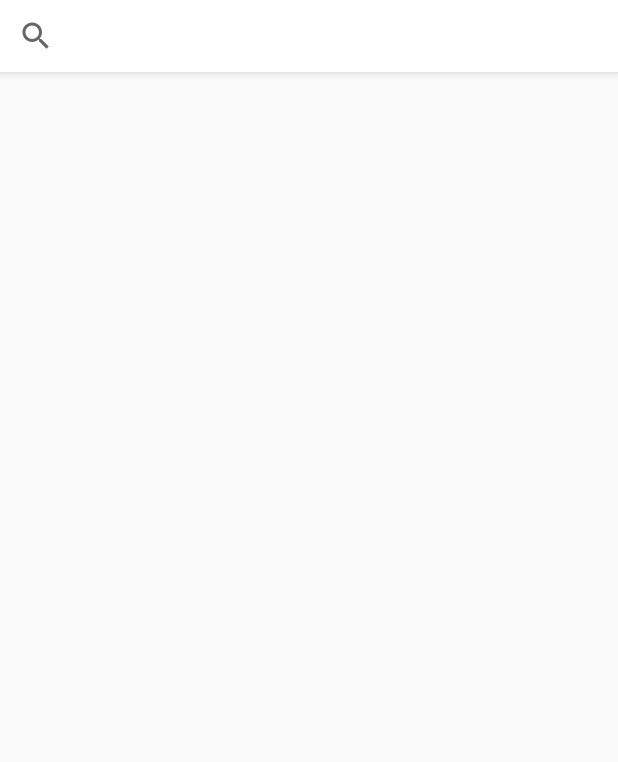
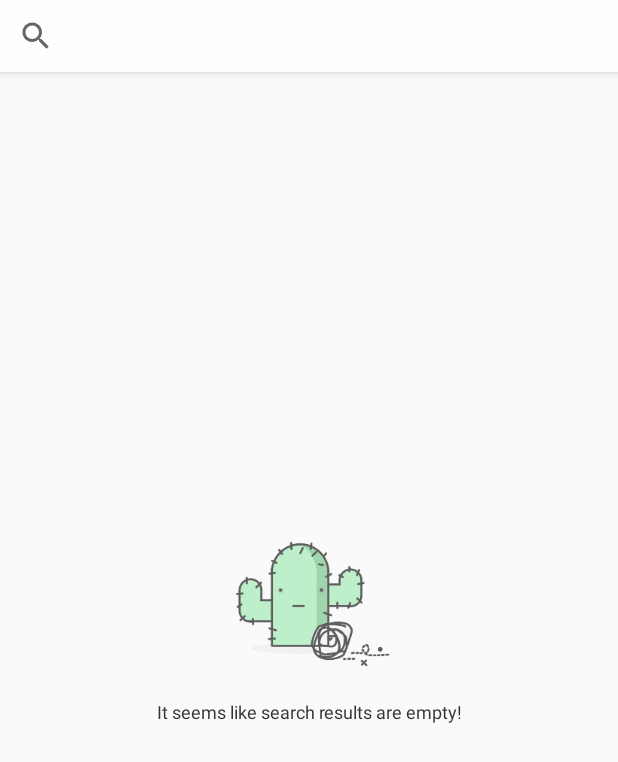
Before and after one commit to kolorszczak/GitHubSearch, an Android app: the screen it shows after launch (SearchActivity), on a phone screen of 412 x 824 dp. Shown: the top 762 px of the screen. Run offline under Robolectric (Android 15) with nearby library versions, the phone set to English and light mode, and no system bars; our stand-ins replace RxJava, data binding; libraries missing offline, so code that uses them is left out: com.facebook.stetho, com.mikepenz.fastadapter, com.mikepenz.fastadapter_extensions; 10 statements that could not run were skipped.

Commit message:
Error handling

```diff
--- a/app/src/main/java/mihau/eu/githubsearch/viewmodel/GitHubViewModel.java
+++ b/app/src/main/java/mihau/eu/githubsearch/viewmodel/GitHubViewModel.java
@@ -6,6 +6,8 @@ import android.content.Intent;
 import android.databinding.ObservableBoolean;
 import android.databinding.ObservableField;
 import android.databinding.ObservableLong;
+import android.graphics.drawable.Drawable;
+import android.support.v4.content.ContextCompat;
 
 import com.mikepenz.fastadapter.FastAdapter;
 import com.mikepenz.fastadapter.adapters.ItemAdapter;
@@ -14,6 +16,7 @@ import com.mikepenz.fastadapter_extensions.items.ProgressItem;
 
 import java.util.Arrays;
 
+import mihau.eu.githubsearch.R;
 import mihau.eu.githubsearch.utils.list.AscendingComparator;
 import mihau.eu.githubsearch.utils.list.VerticalSpaceItemDecoration;
 import mihau.eu.githubsearch.utils.list.item.SearchItem;
@@ -23,21 +26,33 @@ public class GitHubViewModel {
 
     private static final String TAG = GitHubViewModel.class.getSimpleName();
 
-    public Events events;
     public ObservableField<String> keyword = new ObservableField<>();
+
+    public ObservableField<Boolean> isError = new ObservableField<>();
+    public ObservableField<String> error  = new ObservableField<>();
+    public ObservableField<Drawable> errorImg  = new ObservableField<>();
+
     public ObservableLong userTotal = new ObservableLong(0L);
     public ObservableLong repositoryTotal = new ObservableLong(0L);
     public ObservableBoolean isLoading = new ObservableBoolean(false);
     public Integer currentUserPage = 1;
     public Integer currentRepositoryPage = 1;
 
+    private Context context;
+    public Events events;
     public FastAdapter fastAdapter;
     public ItemAdapter<SearchItem> itemAdapter;
     public ItemAdapter<ProgressItem> footerAdapter;
     public VerticalSpaceItemDecoration itemDecoration;
 
     public GitHubViewModel(Context context) {
+        this.context = context;
         this.events = new Events(context, this);
+
+        this.isError.set(true);
+        this.error.set(context.getString(R.string.emptyContent));
+        this.errorImg.set(ContextCompat.getDrawable(context, R.drawable.im_empty));
+
         setupAdapters(context);
     }
 
@@ -64,5 +79,8 @@ public class GitHubViewModel {
         currentUserPage = 1;
         userTotal.set(0);
         repositoryTotal.set(0);
+        isError.set(true);
+        error.set(context.getString(R.string.emptyContent));
+        errorImg.set(ContextCompat.getDrawable(context, R.drawable.im_empty));
     }
 }
--- a/app/src/main/res/layout/activity_search.xml
+++ b/app/src/main/res/layout/activity_search.xml
@@ -5,6 +5,8 @@
     >
 
     <data>
+
+        <import type="android.view.View"/>
 
         <variable
             name="viewModel"
@@ -41,17 +43,45 @@
         </android.support.design.widget.AppBarLayout>
 
 
+        <RelativeLayout
+            android:layout_width="match_parent"
+            android:layout_height="match_parent">
+
+            <LinearLayout
+                android:layout_width="match_parent"
+                android:layout_height="match_parent"
+                android:layout_centerInParent="true"
+                android:visibility="@{viewModel.isError ? View.VISIBLE : View.GONE}"
+                android:gravity="center"
+                android:orientation="vertical">
+
+                <ImageView
+                    style="@style/ImageView"
+                    android:layout_width="wrap_content"
+                    android:layout_height="wrap_content"
+                    android:src="@{viewModel.errorImg}"/>
+
+                <TextView
+                    style="@style/TextView"
+                    android:layout_width="wrap_content"
+                    android:layout_height="wrap_content"
+                    android:text="@{viewModel.error}"/>
+            </LinearLayout>
+
             <android.support.v7.widget.RecyclerView
                 android:layout_width="match_parent"
                 android:layout_height="wrap_content"
                 android:overScrollMode="never"
                 android:scrollbars="none"
+                android:visibility="@{!viewModel.isError ? View.VISIBLE : View.GONE}"
                 app:adapter="@{viewModel.fastAdapter}"
                 app:itemDecoration="@{viewModel.itemDecoration}"
                 app:layoutManager="android.support.v7.widget.LinearLayoutManager"
                 app:layout_behavior="@string/appbar_scrolling_view_behavior"
                 app:paging="@{viewModel}"
                 tools:listitem="@layout/item_search"/>
+
+        </RelativeLayout>
     </android.support.design.widget.CoordinatorLayout>
 
 </layout>
--- a/app/src/main/res/values/strings.xml
+++ b/app/src/main/res/values/strings.xml
@@ -3,6 +3,8 @@
     <string name="repository">Repository</string>
     <string name="user">User</string>
     <string name="hint_search">Type keyword here</string>
+    <string name="emptyContent">It seems like search results are empty!</string>
+    <string name="noInternet">It seems like your internet connection is down!</string>
 
     <!--Dialog alerts-->
     <string name="confirmQuit">Confirm Quit</string>
```
Also changed, not shown: app/src/main/java/mihau/eu/githubsearch/utils/manager/AppUtils.java (+18 -1 lines), app/src/main/java/mihau/eu/githubsearch/viewmodel/Events.java (+16 -2 lines), app/src/main/res/drawable-xxxhdpi/im_empty.png (added), app/src/main/res/drawable-xxxhdpi/im_internet.png (added). Lines whose indentation alone changed are shown as unchanged.
